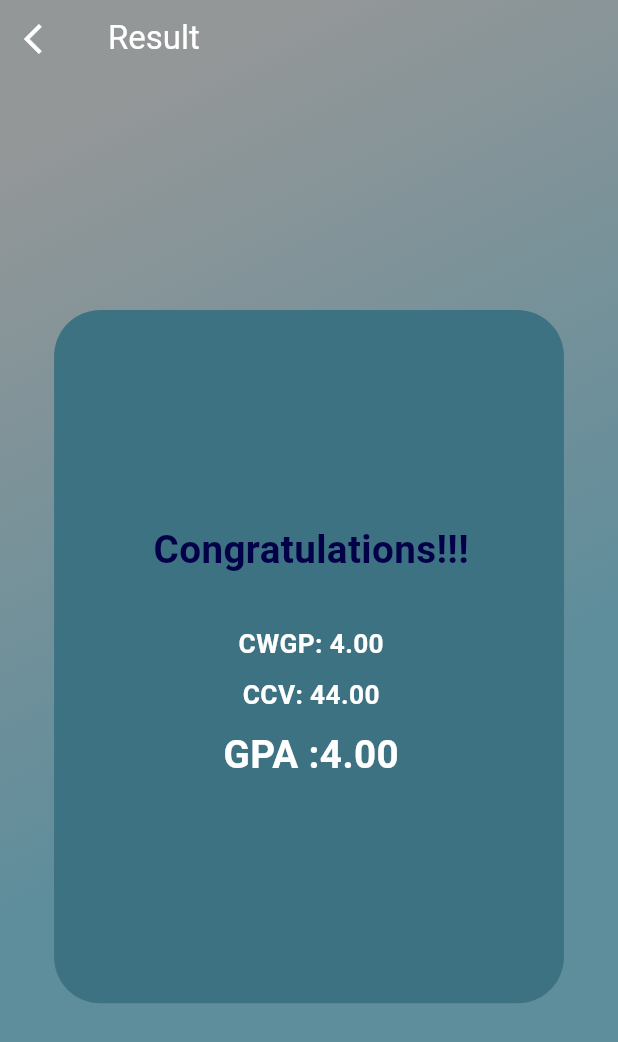
After one commit to delbertkimbi/GPA_Guide, a Flutter app: the HomePage screen opened by its route, after a tap on "GPA", on a phone screen of 412 x 824 dp. The commit adds this screen. Shown: the top 1042 px of the screen. Run offline on Flutter 3.47's test engine with Material 3 defaults, Android fonts, the phone set to English and light mode, and no system bars; our stand-ins replace auto_route, firebase_core, flutter_bloc, flutter_screenutil; accounts and stored records are empty.

Commit message:
added results page

```diff
--- a/gpa_calcos/lib/Bussiness/calculation/gpa_cubit/gpa_cubit.dart
+++ b/gpa_calcos/lib/Bussiness/calculation/gpa_cubit/gpa_cubit.dart
@@ -6,12 +6,11 @@ part 'gpa_state.dart';
 
 class GpaCubit extends Cubit<GpaState> {
   GpaCubit() : super(GpaInitial());
-  void getSubjects(List<Subject> subjects) {
-
-  }
- void displaySubjecrs(){
+  void getSubjects(List<Subject> subjects) {}
+  void displaySubjecrs() {
     emit(GpaInitial());
   }
+
   List<Subject> subjects = [];
 
   TextEditingController subjectNameController = TextEditingController();
@@ -34,13 +33,15 @@ class GpaCubit extends Cubit<GpaState> {
       return null;
     }
   }
-    double calculateGPA() {
+
+  double calculateGPA() {
     double totalCredits = 0;
     double totalGradePoints = 0;
 
     for (var subject in subjects) {
       totalCredits += subject.creditValue;
-      totalGradePoints += _calculateGradePoints(subject.grade) * subject.creditValue;
+      totalGradePoints +=
+          _calculateGradePoints(subject.grade) * subject.creditValue;
     }
 
     if (totalCredits > 0) {
@@ -49,21 +50,29 @@ class GpaCubit extends Cubit<GpaState> {
       return 0.0;
     }
   }
-    double _calculateGradePoints(String grade) {
+
+  double _calculateGradePoints(String grade) {
     switch (grade) {
       case 'A':
         return 4.0;
+      case 'B+':
+        return 3.5;
       case 'B':
         return 3.0;
+      case 'C+':
+        return 2.5;
       case 'C':
         return 2.0;
+      case 'D+':
+        return 1.0;
       case 'D':
         return 1.0;
       default:
         return 0.0;
     }
   }
-addSubject() {
+
+  addSubject() {
     emit(GpaLoading());
     try {
       String? error = validate();
@@ -78,13 +87,11 @@ addSubject() {
         subjectNameController.clear();
         creditValueController.clear();
         gradeController.clear();
-        emit(GpaLoaded(subjects:calculateGPA()));
+        emit(GpaLoaded(subjects: calculateGPA()));
       }
     } catch (e, s) {
       debugPrintStack(stackTrace: s);
       emit(GpaError(message: e.toString()));
     }
   }
-
-
- }
+}
--- a/gpa_calcos/lib/Presentation/Custom/Widgets/drawer.dart
+++ b/gpa_calcos/lib/Presentation/Custom/Widgets/drawer.dart
@@ -1,5 +1,8 @@
 import 'package:flutter/material.dart';
+import 'package:flutter_screenutil/flutter_screenutil.dart';
+import 'package:gpa_calcos/Presentation/Custom/files/colors.dart';
 import 'package:gpa_calcos/Presentation/Custom/files/list_tile.dart';
+import 'package:gpa_calcos/Presentation/screens/home.dart';
 
 class CustomDrawer extends StatelessWidget {
   final String userName;
@@ -13,24 +16,26 @@ class CustomDrawer extends StatelessWidget {
 
   @override
   Widget build(BuildContext context) {
+    MainColors mainColors = MainColors();
     return Drawer(
       child: Column(
         children: [
           UserAccountsDrawerHeader(
-            decoration: const BoxDecoration(
-              color: Colors.deepPurple,
+            decoration: BoxDecoration(
+              color: mainColors.color2,
             ),
             accountName: Text(userName),
             accountEmail: Text(userEmail),
             currentAccountPicture: CircleAvatar(
               radius: 10,
-              backgroundColor: Colors.black45,
+              backgroundColor: mainColors.color1,
               child: ClipOval(
                 child: Text(
                   userName[0],
-                  style: const TextStyle(
+                  style: TextStyle(
+                    color: Colors.white,
                     fontWeight: FontWeight.bold,
-                    fontSize: 30,
+                    fontSize: 30.r,
                   ),
                 ),
               ),
@@ -47,14 +52,14 @@ class CustomDrawer extends StatelessWidget {
                     size: 30,
                   )),
               const CustomListTile(
-                  title: "Post a bug",
+                  title: "Calculate Gpa",
                   icon: Icon(
                     Icons.add,
                     color: Colors.black45,
                     size: 30,
                   )),
               const CustomListTile(
-                  title: "Solve bugs",
+                  title: "Calculate Cgpa",
                   icon: Icon(
                     Icons.add,
                     color: Colors.black45,
@@ -65,7 +70,7 @@ class CustomDrawer extends StatelessWidget {
                 color: Colors.black,
               ),
               const CustomListTile(
-                title: "Chat AI",
+                title: "Get Help",
                 icon: Icon(
                   Icons.add,
                   color: Colors.black45,
@@ -73,7 +78,7 @@ class CustomDrawer extends StatelessWidget {
                 ),
               ),
               const CustomListTile(
-                title: "Learn C programming",
+                title: "Learning Resources",
                 icon: Icon(
                   Icons.add,
                   color: Colors.black45,
@@ -91,19 +96,8 @@ class CustomDrawer extends StatelessWidget {
                   size: 30,
                 ),
               ),
-              const CustomListTile(
-                title: "LogOut",
-                icon: Icon(
-                  Icons.add,
-                  color: Colors.black45,
-                  size: 30,
-                ),
-              ),
-              const SizedBox(
-                height: 10,
-              ),
               Row(
-                crossAxisAlignment: CrossAxisAlignment.end,
+                crossAxisAlignment: CrossAxisAlignment.center,
                 mainAxisAlignment: MainAxisAlignment.spaceEvenly,
                 children: [
                   const Text(
--- a/gpa_calcos/lib/Presentation/Routes/app_router.dart
+++ b/gpa_calcos/lib/Presentation/Routes/app_router.dart
@@ -1,4 +1,5 @@
 import 'package:auto_route/auto_route.dart';
+
 
 
 
@@ -13,5 +14,6 @@ class AppRouter extends  $AppRouter {
     AutoRoute(page: LogIn.page ),
     AutoRoute(page: SignUp.page),
     AutoRoute(page: GradingSystem.page),
+     AutoRoute(page: ResultPage.page),
   ];
 }
--- /dev/null
+++ b/gpa_calcos/lib/Presentation/screens/gpa_results.dart
@@ -0,0 +1,135 @@
+import 'package:auto_route/auto_route.dart';
+import 'package:flutter/material.dart';
+import 'package:flutter_screenutil/flutter_screenutil.dart';
+import 'package:gpa_calcos/Presentation/Custom/files/colors.dart';
+import 'package:gpa_calcos/Presentation/Custom/files/gradient.dart';
+
+@RoutePage()
+class ResultPage extends StatefulWidget {
+  final double cwgp;
+  final double ccv;
+  final double gpa;
+  const ResultPage({
+    super.key,
+    required this.ccv,
+    required this.cwgp,
+    required this.gpa,
+  });
+
+  @override
+  State<ResultPage> createState() => _ResultPageState();
+}
+
+class _ResultPageState extends State<ResultPage> {
+  @override
+  Widget build(BuildContext context) {
+    MainGradient mainGradient = MainGradient();
+    MainColors mainColors = MainColors();
+    return SafeArea(
+      child: Container(
+        decoration: mainGradient.gradient(),
+        child: Scaffold(
+          backgroundColor: Colors.transparent,
+          appBar: AppBar(
+            backgroundColor: Colors.transparent,
+            title: const Text(
+              'Result',
+              style: TextStyle(
+                color: Colors.white,
+              ),
+            ),
+            centerTitle: false,
+            toolbarHeight: 50.h,
+            elevation: 0.r,
+            leading: IconButton(
+              icon: const Icon(
+                Icons.arrow_back_ios,
+                color: Colors.white,
+              ),
+              onPressed: () {
+                Navigator.pop(context);
+              },
+            ),
+          ),
+          body: Container(
+            padding: EdgeInsets.all(5.r),
+            margin: EdgeInsets.symmetric(horizontal: 30.h, vertical: 0.h),
+            child: Container(
+              margin: const EdgeInsets.symmetric(
+                vertical: 150,
+              ),
+              padding: EdgeInsets.fromLTRB(3.r, 4.r, 0.r, 9.r),
+              decoration: BoxDecoration(
+                color: mainColors.color2,
+                borderRadius: BorderRadius.circular(30.r),
+              ),
+              child: Column(
+                mainAxisAlignment: MainAxisAlignment.center,
+                crossAxisAlignment: CrossAxisAlignment.center,
+                children: [
+                  Center(
+                    child: (widget.gpa < 2.0)
+                        ? Text(
+                            "Don't be discouraged :) \n Just Study more ok!!!",
+                            textAlign: TextAlign.center,
+                            style: TextStyle(
+                              fontSize: 25.sp,
+                              color: mainColors.color1,
+                              fontWeight: FontWeight.bold,
+                            ),
+                          )
+                        : Text(
+                            'Congratulations!!!',
+                            textAlign: TextAlign.center,
+                            style: TextStyle(
+                              fontSize: 25.sp,
+                              color: mainColors.color1,
+                              fontWeight: FontWeight.bold,
+                            ),
+                          ),
+                  ),
+                  SizedBox(
+                    height: 30.r,
+                  ),
+                  Text(
+                    'CWGP: ${widget.cwgp.toStringAsFixed(2)}',
+                    textAlign: TextAlign.center,
+                    style: TextStyle(
+                      fontSize: 17.sp,
+                      color: Colors.white,
+                      fontWeight: FontWeight.bold,
+                    ),
+                  ),
+                  SizedBox(
+                    height: 9.r,
+                  ),
+                  Text(
+                    'CCV: ${widget.ccv.toStringAsFixed(2)}',
+                    textAlign: TextAlign.center,
+                    style: TextStyle(
+                      fontSize: 17.sp,
+                      color: Colors.white,
+                      fontWeight: FontWeight.bold,
+                    ),
+                  ),
+                  SizedBox(
+                    height: 9.r,
+                  ),
+                  Text(
+                    'GPA :${widget.gpa.toStringAsFixed(2)}',
+                    textAlign: TextAlign.center,
+                    style: TextStyle(
+                      fontSize: 25.sp,
+                      color: Colors.white,
+                      fontWeight: FontWeight.bold,
+                    ),
+                  ),
+                ],
+              ),
+            ),
+          ),
+        ),
+      ),
+    );
+  }
+}
--- a/gpa_calcos/lib/Presentation/screens/home.dart
+++ b/gpa_calcos/lib/Presentation/screens/home.dart
@@ -1,6 +1,7 @@
 import 'package:auto_route/auto_route.dart';
 import 'package:flutter/material.dart';
 import 'package:flutter_screenutil/flutter_screenutil.dart';
+import 'package:gpa_calcos/Presentation/Custom/Widgets/drawer.dart';
 import 'package:gpa_calcos/Presentation/Custom/files/colors.dart';
 import 'package:gpa_calcos/Presentation/Custom/files/text.dart';
 import 'package:gpa_calcos/Presentation/Routes/app_router.gr.dart';
@@ -36,13 +37,17 @@ class _HomePageState extends State<HomePage> {
         ),
         child: Scaffold(
           key: _scaffoldKey, // Assign GlobalKey
-          drawer: Drawer(
-            child: ListView(
-              padding: EdgeInsets.zero,
-              children: const [
-                // ... drawer content (e.g., ListTile widgets)
-              ],
-            ),
+          // drawer: Drawer(
+          //   child: ListView(
+          //     padding: EdgeInsets.zero,
+          //     children: const [
+          //       // ... drawer content (e.g., ListTile widgets)
+          //     ],
+          //   ),
+          // ),
+          drawer: const CustomDrawer(
+            userName: 'Delbert Kimbi',
+            userEmail: 'delbertdrums@gmail.com',
           ),
           appBar: AppBar(
             toolbarHeight: 50.h,
@@ -85,7 +90,13 @@ class _HomePageState extends State<HomePage> {
                 SizedBox(
                   height: 15.h,
                 ),
-                customBox(text: 'GPA  '),
+                GestureDetector(
+                  onTap: () {
+                    AutoRouter.of(context)
+                        .push(ResultPage(ccv: 44, cwgp: 4, gpa: 4));
+                  },
+                  child: customBox(text: 'GPA  '),
+                ),
                 SizedBox(
                   height: 15.h,
                 ),
@@ -95,6 +106,14 @@ class _HomePageState extends State<HomePage> {
                 ),
                 GestureDetector(
                   onTap: () {
+                    // showDialog(
+                    //     context: context,
+                    //     builder: (context) => AlertDialog(
+                    //           content: Column(
+                    //             mainAxisSize: MainAxisSize.min,
+                    //             children: [],
+                    //           ),
+                    //         ));
                     AutoRouter.of(context).push(const GradingSystem());
                   },
                   child: Container(
```
Also changed, not shown: gpa_calcos/lib/Presentation/Routes/app_router.gr.dart.
